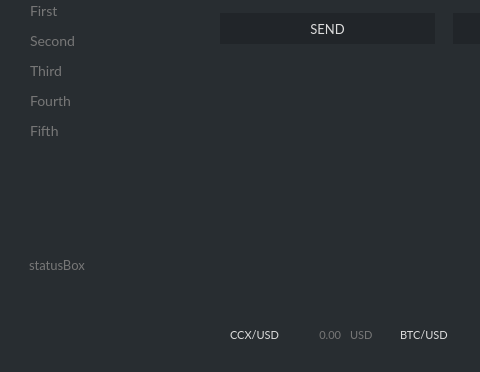
ConcealNetwork/conceal-desktop, file src/gui/ui/overviewframe.ui: the form before one commit; both pictures show x 0 to 480 and y 328 to 700 of the 1270 by 700 pixel window.
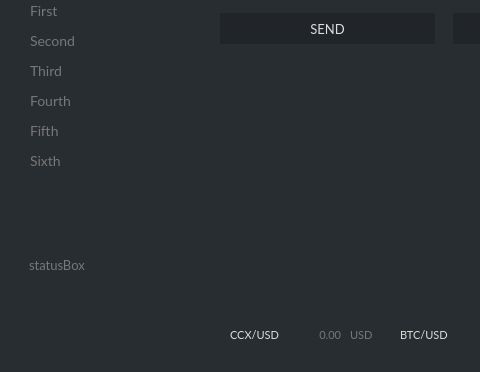
The form after the commit. Icons and pictures are not drawn.

Commit message: add new sub-button to overview

```diff
--- a/src/gui/ui/overviewframe.ui
+++ b/src/gui/ui/overviewframe.ui
@@ -507,6 +507,36 @@
         <string>&lt;html&gt;&lt;head/&gt;&lt;body&gt;&lt;p&gt;&lt;img src=&quot;:/images/conceal-small.png&quot;/&gt;&lt;/p&gt;&lt;/body&gt;&lt;/html&gt;</string>
        </property>
       </widget>
+      <widget class="QPushButton" name="m_subButton6">
+       <property name="geometry">
+        <rect>
+         <x>10</x>
+         <y>470</y>
+         <width>151</width>
+         <height>35</height>
+        </rect>
+       </property>
+       <property name="font">
+        <font>
+         <family>Lato</family>
+         <pointsize>-1</pointsize>
+        </font>
+       </property>
+       <property name="styleSheet">
+        <string notr="true">text-align: left; color: #777; margin-left: 20px;
+font-family: Lato;
+font-size: 14px;</string>
+       </property>
+       <property name="text">
+        <string>Sixth</string>
+       </property>
+       <property name="iconSize">
+        <size>
+         <width>18</width>
+         <height>18</height>
+        </size>
+       </property>
+      </widget>
      </widget>
      <widget class="QGroupBox" name="priceBox">
       <property name="geometry">
```
